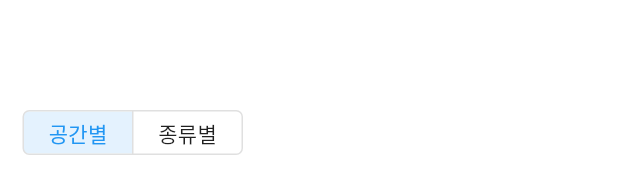
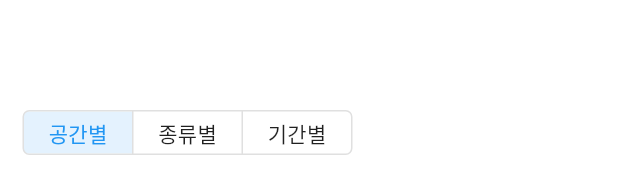
Before and after one commit to my-ice-box/my_ice_box, a Flutter app: the HomePage widget shown alone on an empty page, opened directly, on a phone screen of 412 x 824 dp. Shown: the part 1045-1233 px from the top of the screen. Run offline on Flutter 3.47's test engine with Material 3 defaults, Android fonts, the phone set to English and light mode, and no system bars; our stand-ins replace supabase_flutter; accounts and stored records are empty.

Commit message:
home.dart table expiry 추가 전체 구조 변경 supabase view로 expiry 표시

```diff
--- a/lib/pages/home.dart
+++ b/lib/pages/home.dart
@@ -18,31 +18,60 @@ class HomePage extends StatefulWidget {
 
 class _HomePageState extends State<HomePage> {
   int selectedIndex = 0;
+  String? expiryFilter;
 
   @override
   Widget build(BuildContext context) {
-    // 기존에 '공간별', '종류별' 두 그룹 선택 옵션
-    final categories = ['공간별', '종류별'];
-    final tables = ['place', 'category'];
+    final categories = ['공간별', '종류별', '기간별'];
+    final tables = ['place', 'category', 'expiry'];
     final table = tables[selectedIndex];
 
     final searchbarLike = ContentBar(
-      content: ScrollingText(
-        ["와플?", "핫도그?", "마카롱?", "아이스크림?"],
-      ),
-      trailing: const [
-        Icon(Icons.search),
-      ],
+      content: ScrollingText(["와플?", "핫도그?", "마카롱?", "아이스크림?"]),
+      trailing: const [Icon(Icons.search)],
       height: 40,
       padding: 5,
       onTap: () => showSearch(context: context, delegate: DataSearch()),
     );
-    final categoryTable = Expanded(
-      child: _CategoryButtons(tableForGroupBy: table,),
-    );
+
+    Widget categoryTable;
+
+    if (table == 'expiry') {
+      if (expiryFilter == null) {
+        categoryTable = Expanded(
+          child: DynamicColumn(
+            spacing: 3,
+            children: [
+              ElevatedButton(
+                style: _buttonStyle(context),
+                onPressed: () => setState(() => expiryFilter = '유효기한 임박 품목'),
+                child: const Text('유효기한 임박 품목'),
+              ),
+              ElevatedButton(
+                style: _buttonStyle(context),
+                onPressed: () => setState(() => expiryFilter = '유효기한 지난 품목'),
+                child: const Text('유효기한 지난 품목'),
+              ),
+            ],
+          ),
+        );
+      } else {
+        categoryTable = Expanded(
+          child: _ExpiryItems(expiryStatus: expiryFilter!),
+        );
+      }
+    } else {
+      categoryTable = Expanded(
+        child: _CategoryButtons(tableForGroupBy: table),
+      );
+    }
+
     final toggle = _CategoryToggle(
       categoryItems: categories,
-      onPressed: (index) => setState(() => selectedIndex = index),
+      onPressed: (index) => setState(() {
+        selectedIndex = index;
+        expiryFilter = null;
+      }),
     );
 
     return PairEdgeColumn(
@@ -54,15 +83,30 @@ class _HomePageState extends State<HomePage> {
       crossAxisAlignment: CrossAxisAlignment.start,
     );
   }
+
+  ButtonStyle _buttonStyle(BuildContext context) {
+    return ButtonStyle(
+      alignment: Alignment.center,
+      shape: WidgetStateProperty.all(
+        RoundedRectangleBorder(
+          side: const BorderSide(width: 0.2),
+          borderRadius: BorderRadius.circular(15),
+        ),
+      ),
+      foregroundColor: WidgetStateProperty.all(
+        Theme.of(context).colorScheme.onPrimary,
+      ),
+      textStyle: WidgetStateProperty.all(
+        Theme.of(context).textTheme.displaySmall,
+      ),
+    );
+  }
 }
 
 class _CategoryButtons extends StatelessWidget {
   final String tableForGroupBy;
 
-  const _CategoryButtons({
-    super.key,
-    required this.tableForGroupBy,
-  });
+  const _CategoryButtons({super.key, required this.tableForGroupBy});
 
   @override
   Widget build(BuildContext context) {
@@ -71,12 +115,11 @@ class _CategoryButtons extends StatelessWidget {
       'category': 'category_name',
     }[tableForGroupBy]!;
 
-    /// ButtonStyle of CategoryButton
     final buttonStyle = ButtonStyle(
       alignment: Alignment.center,
       shape: WidgetStateProperty.all(
         RoundedRectangleBorder(
-          side: BorderSide(width: 0.2),
+          side: const BorderSide(width: 0.2),
           borderRadius: BorderRadius.circular(15),
         ),
       ),
@@ -85,42 +128,83 @@ class _CategoryButtons extends StatelessWidget {
       ),
       textStyle: WidgetStateProperty.all(
         Theme.of(context).textTheme.displaySmall,
-      )
+      ),
     );
-    ///
+
     void gotoCategory(String categoryName) {
       Navigator.push(
         context,
-        MaterialPageRoute(
-          builder: (context) => InventoryPage(
-            title: categoryName,
-          ),
-        ),
+        MaterialPageRoute(builder: (context) => InventoryPage(title: categoryName)),
       );
     }
 
     return CustomFutureBuilder<PostgrestList>(
-      future: context
-        .watch<MyAppState>()
-        .supabase
-        .from(tableForGroupBy)
-        .select('*')
-        .order(column, ascending: true),
+      future: context.watch<MyAppState>().supabase
+          .from(tableForGroupBy)
+          .select('*')
+          .order(column, ascending: true),
       builder: (context, snapshot) {
         final categoryButtons = snapshot.map((record) {
           return ElevatedButton(
             style: buttonStyle,
             onPressed: () => gotoCategory(record[column]),
-            child: Center(
-              child: Text(record[column]),
-            ),
+            child: Center(child: Text(record[column])),
           );
         }).toList();
 
-        return DynamicColumn(
-          spacing: 3,
-          children: categoryButtons,
-        );
+        return DynamicColumn(spacing: 3, children: categoryButtons);
+      },
+    );
+  }
+}
+
+class _ExpiryItems extends StatelessWidget {
+  final String expiryStatus;
+
+  const _ExpiryItems({super.key, required this.expiryStatus});
+
+  @override
+  Widget build(BuildContext context) {
+    final buttonStyle = ButtonStyle(
+      alignment: Alignment.center,
+      shape: WidgetStateProperty.all(
+        RoundedRectangleBorder(
+          side: const BorderSide(width: 0.2),
+          borderRadius: BorderRadius.circular(15),
+        ),
+      ),
+      foregroundColor: WidgetStateProperty.all(
+        Theme.of(context).colorScheme.onPrimary,
+      ),
+      textStyle: WidgetStateProperty.all(
+        Theme.of(context).textTheme.displaySmall,
+      ),
+    );
+
+    void gotoItem(String itemName) {
+      Navigator.push(
+        context,
+        MaterialPageRoute(builder: (context) => InventoryPage(title: itemName)),
+      );
+    }
+
+    return CustomFutureBuilder<PostgrestList>(
+      future: context.watch<MyAppState>().supabase
+          .from('expiry')
+          .select('*')
+          .eq('expiry_name', expiryStatus)
+          .order('expiration_date', ascending: true),
+      builder: (context, snapshot) {
+        final expiryItems = snapshot.map((record) {
+          final displayText = "${record['ingredient_name']} (${record['expiration_date']})";
+          return ElevatedButton(
+            style: buttonStyle,
+            onPressed: () => gotoItem(displayText),
+            child: Center(child: Text(displayText)),
+          );
+        }).toList();
+
+        return DynamicColumn(spacing: 3, children: expiryItems);
       },
     );
   }
@@ -130,11 +214,7 @@ class _CategoryToggle extends StatefulWidget {
   final List<String> categoryItems;
   final void Function(int) onPressed;
 
-  const _CategoryToggle({
-    super.key,
-    required this.categoryItems,
-    required this.onPressed,
-  });
+  const _CategoryToggle({super.key, required this.categoryItems, required this.onPressed});
 
   @override
   State<_CategoryToggle> createState() => _CategoryToggleState();
@@ -152,18 +232,13 @@ class _CategoryToggleState extends State<_CategoryToggle> {
 
     return ToggleButtons(
       borderRadius: BorderRadius.circular(4),
-      constraints: const BoxConstraints(
-        minWidth: 72,
-        minHeight: 28,
-      ),
+      constraints: const BoxConstraints(minWidth: 72, minHeight: 28),
       isSelected: isSelected,
       onPressed: (index) => setState(() {
         indexSelected = index;
         widget.onPressed(index);
       }),
-      children: [
-        for (var item in widget.categoryItems) Text(item),
-      ],
+      children: [for (var item in widget.categoryItems) Text(item)],
     );
   }
 }
```
